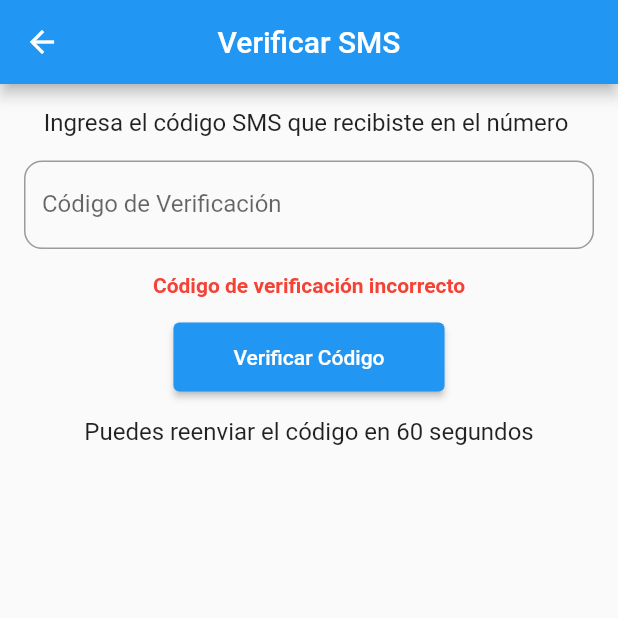
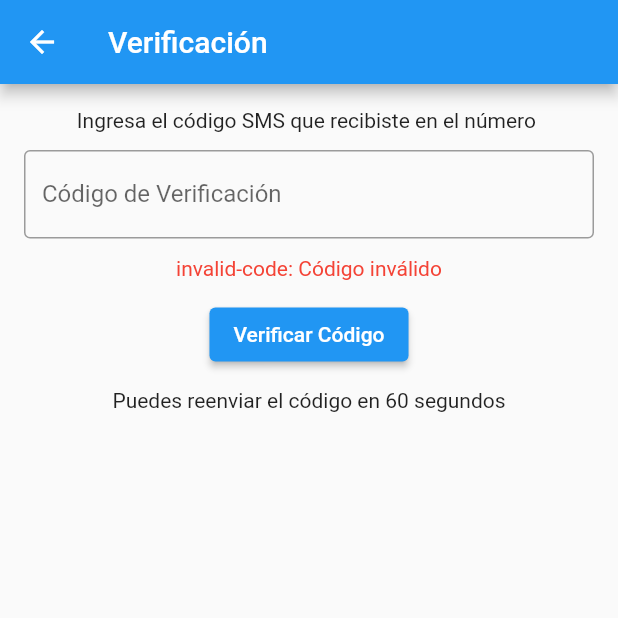
Before and after one commit to valdePc/DELF-GLOBAL, a Flutter app: the SmsVerificationScreen screen opened directly with empty values, after a tap on "Verificar Código", on a phone screen of 412 x 824 dp, the top half of it. Run offline on Flutter 3.47's test engine with Material 3 defaults, Android fonts, the phone set to English and light mode, and no system bars; our stand-ins replace cloud_firestore, firebase_auth, firebase_core, google_sign_in, hive, hive_flutter and 4 more; accounts and stored records are empty; generated files the repository leaves out were written again; project files that could hold a hidden picture were left out.

Commit message:
otro intento

```diff
--- a/lib/screens/sms_verification.dart
+++ b/lib/screens/sms_verification.dart
@@ -1,153 +1,143 @@
-import 'dart:async';
+// lib/screens/sms_verification.dart
 import 'package:flutter/material.dart';
-import 'package:uuid/uuid.dart';
-import 'package:flutter_gen/gen_l10n/app_localizations.dart';
+import 'package:firebase_auth/firebase_auth.dart';
+import 'package:cloud_firestore/cloud_firestore.dart';
 
 import 'principal.dart';
-import 'airtable_service.dart';
 
 class SmsVerificationScreen extends StatefulWidget {
   final String fullName;
   final String phone;
   final DateTime? birthdate;
-  final String password;
-  final String fx;
-  final String verificationId;
+  final String password;        // solo validaste localmente; no se sube
+  final String fx;              // id de registro opcional
+  final String verificationId;  // viene de verifyPhoneNumber()
 
   const SmsVerificationScreen({
-    Key? key,
+    super.key,
     required this.fullName,
     required this.phone,
     required this.birthdate,
     required this.password,
     required this.fx,
     required this.verificationId,
-  }) : super(key: key);
+  });
 
   @override
-  SmsVerificationScreenState createState() => SmsVerificationScreenState();
+  State<SmsVerificationScreen> createState() => _SmsVerificationScreenState();
 }
 
-class SmsVerificationScreenState extends State<SmsVerificationScreen> {
-  final _codeController = TextEditingController();
-  bool isVerifying = false;
-  String errorMessage = '';
-  int _secondsRemaining = 60;
-  Timer? _timer;
-  late String _currentVerificationId;
-
-  @override
-  void initState() {
-    super.initState();
-    _currentVerificationId = widget.verificationId;
-  }
+class _SmsVerificationScreenState extends State<SmsVerificationScreen> {
+  final _codeCtrl = TextEditingController();
+  bool _isVerifying = false;
+  String? _error;
 
   @override
   void dispose() {
-    _timer?.cancel();
-    _codeController.dispose();
+    _codeCtrl.dispose();
     super.dispose();
   }
 
-  void startCountdown() {
-    setState(() => _secondsRemaining = 60);
-    _timer?.cancel();
-    _timer = Timer.periodic(const Duration(seconds: 1), (timer) {
-      if (_secondsRemaining == 0) {
-        timer.cancel();
-      } else {
-        setState(() => _secondsRemaining--);
-      }
-    });
-  }
-
-  Future<void> resendCode() async {
-    final l = AppLocalizations.of(context)!;
-    _currentVerificationId = const Uuid().v4();
-    startCountdown();
-    ScaffoldMessenger.of(context).showSnackBar(
-      SnackBar(content: Text(l.verifyCodeResent)),
-    );
-  }
-
-  Future<void> verifyCode() async {
-    final l = AppLocalizations.of(context)!;
+  Future<void> _verify() async {
+    FocusScope.of(context).unfocus();
     setState(() {
-      isVerifying = true;
-      errorMessage = '';
+      _isVerifying = true;
+      _error = null;
     });
 
-    if (_codeController.text.trim() != '123456') {
-      setState(() {
-        errorMessage = l.verifyCodeInvalid;
-        isVerifying = false;
-      });
-      return;
-    }
+    try {
+      final smsCode = _codeCtrl.text.trim();
+      if (smsCode.isEmpty || smsCode.length < 6) {
+        throw FirebaseAuthException(code: 'invalid-code', message: 'Código inválido');
+      }
 
-    final birthdateStr = widget.birthdate != null
-        ? "${widget.birthdate!.year}-${widget.birthdate!.month.toString().padLeft(2, '0')}-${widget.birthdate!.day.toString().padLeft(2, '0')}"
-        : '';
+      // 1) Verificar OTP
+      final cred = PhoneAuthProvider.credential(
+        verificationId: widget.verificationId,
+        smsCode: smsCode,
+      );
+      final userCred = await FirebaseAuth.instance.signInWithCredential(cred);
+      final user = userCred.user;
+      if (user == null) {
+        throw FirebaseAuthException(code: 'no-user', message: 'Usuario no disponible');
+      }
 
-    final created = await AirtableService.createUser(
-      widget.fullName,
-      widget.phone,
-      birthdateStr,
-      widget.password,
-      widget.fx,
-    );
+      // 2) Guardar/actualizar perfil en Firestore
+      final usersRef = FirebaseFirestore.instance.collection('users').doc(user.uid);
+      await usersRef.set(
+        {
+          'uid': user.uid,
+          'fullName': widget.fullName,
+          'phone': widget.phone,
+          'birthdate': widget.birthdate != null
+              ? Timestamp.fromDate(widget.birthdate!)
+              : null,
+          'provider': 'phone',
+          'fx': widget.fx,
+          'updatedAt': FieldValue.serverTimestamp(),
+          'createdAt': FieldValue.serverTimestamp(),
+        },
+        SetOptions(merge: true),
+      );
 
-    setState(() => isVerifying = false);
-
-    if (created) {
-      Navigator.pushReplacement(
+      if (!mounted) return;
+      Navigator.pushAndRemoveUntil(
         context,
         MaterialPageRoute(builder: (_) => const PrincipalScreen()),
+        (_) => false,
       );
-    } else {
-      setState(() => errorMessage = l.verifyUserCreationError);
+    } on FirebaseAuthException catch (e) {
+      setState(() {
+        _error = '${e.code}: ${e.message ?? ''}';
+      });
+    } catch (e) {
+      setState(() {
+        _error = e.toString();
+      });
+    } finally {
+      if (mounted) {
+        setState(() => _isVerifying = false);
+      }
     }
   }
 
   @override
   Widget build(BuildContext context) {
-    final l = AppLocalizations.of(context)!;
+    final phoneShown = widget.phone;
 
     return Scaffold(
-      appBar: AppBar(
-        title: Text(l.verifySmsTitle),
-        centerTitle: true,
-      ),
+      appBar: AppBar(title: const Text('Verificación')),
       body: Padding(
-        padding: const EdgeInsets.all(16.0),
+        padding: const EdgeInsets.all(16),
         child: Column(
           children: [
-            Text(l.verifySmsInstruction(widget.phone), style: const TextStyle(fontSize: 16)),
-            const SizedBox(height: 16),
+            Text('Ingresa el código SMS que recibiste en el número $phoneShown'),
+            const SizedBox(height: 12),
             TextField(
-              controller: _codeController,
+              controller: _codeCtrl,
               keyboardType: TextInputType.number,
-              decoration: InputDecoration(
-                labelText: l.verifyCodeLabel,
-                border: OutlineInputBorder(borderRadius: BorderRadius.circular(12)),
+              decoration: const InputDecoration(
+                labelText: 'Código de Verificación',
+                border: OutlineInputBorder(),
               ),
             ),
-            if (errorMessage.isNotEmpty) ...[
-              const SizedBox(height: 16),
-              Text(errorMessage, style: const TextStyle(color: Colors.red, fontWeight: FontWeight.bold)),
-            ],
-            const SizedBox(height: 16),
-            isVerifying
-                ? const CircularProgressIndicator()
-                : ElevatedButton(
-                    onPressed: verifyCode,
-                    style: ElevatedButton.styleFrom(padding: const EdgeInsets.symmetric(horizontal: 40, vertical: 15)),
-                    child: Text(l.verifyCodeButton),
-                  ),
-            const SizedBox(height: 16),
-            _secondsRemaining > 0
-                ? Text(l.verifyCodeRetryIn(_secondsRemaining), style: const TextStyle(fontSize: 16))
-                : TextButton(onPressed: resendCode, child: Text(l.verifyCodeResend)),
+            const SizedBox(height: 12),
+            if (_error != null)
+              Text(
+                _error!,
+                style: const TextStyle(color: Colors.red),
+                textAlign: TextAlign.center,
+              ),
+            const SizedBox(height: 12),
+            ElevatedButton(
+              onPressed: _isVerifying ? null : _verify,
+              child: _isVerifying
+                  ? const SizedBox(
+                      height: 18, width: 18, child: CircularProgressIndicator(strokeWidth: 2))
+                  : const Text('Verificar Código'),
+            ),
+            const SizedBox(height: 12),
+            const Text('Puedes reenviar el código en 60 segundos'),
           ],
         ),
       ),
```
Also changed, not shown: 11 other files.
